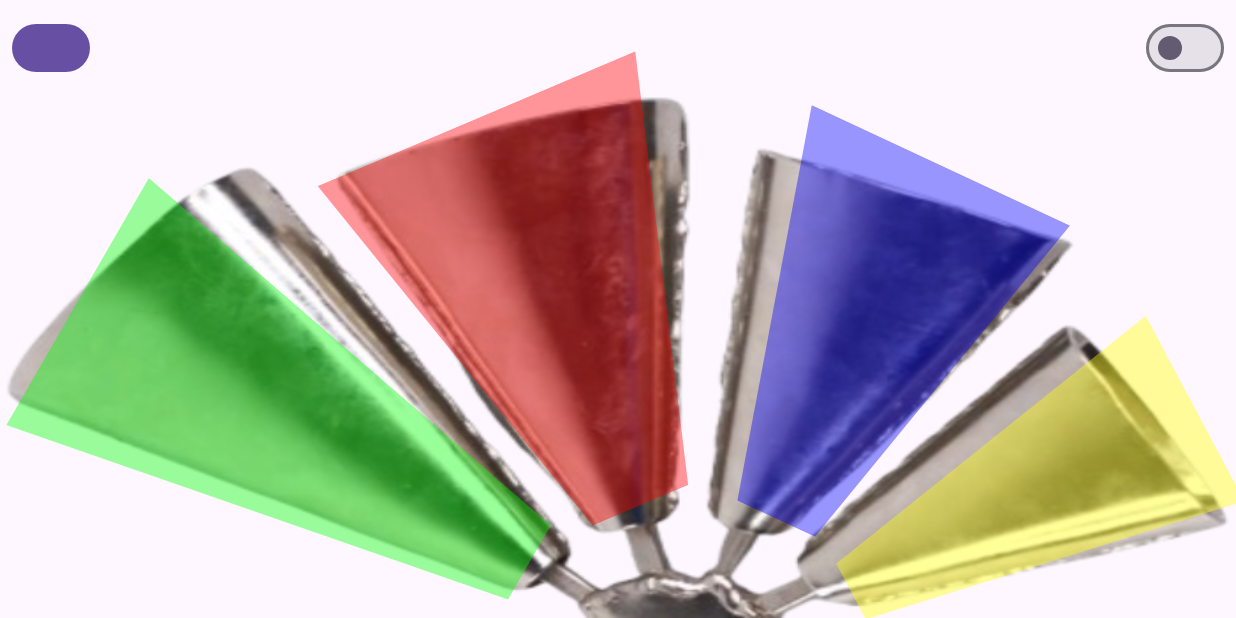
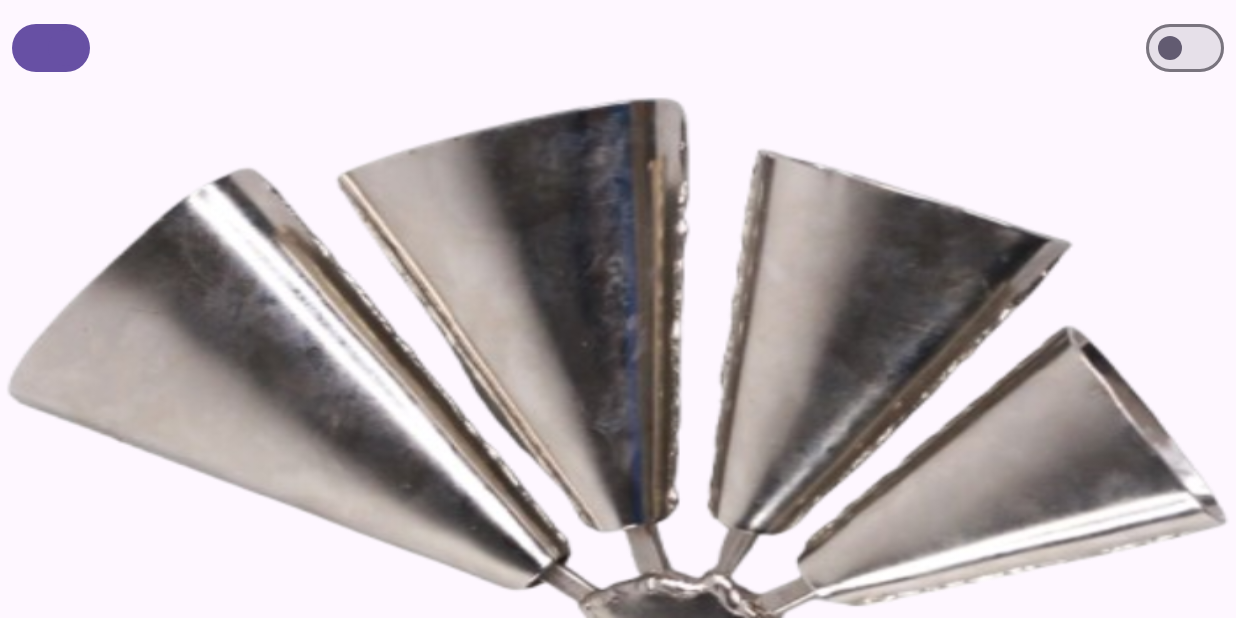
Before and after one commit to MiguellBorgess/SimuladorAgogo, an Android app built with Jetpack Compose: the screen it shows after launch (MainActivity), on a phone screen of 824 x 412 dp (held sideways). Run offline under Robolectric (Android 15) with nearby library versions, the phone set to English and light mode, and no system bars.

Commit message:
feat: Implementa toque imediato no agogô usando pointerInput

```diff
--- a/app/src/main/java/com/example/simuladoragogo/ui/screen/AgogoScreen.kt
+++ b/app/src/main/java/com/example/simuladoragogo/ui/screen/AgogoScreen.kt
@@ -28,6 +28,8 @@ import androidx.compose.ui.tooling.preview.Preview
 import androidx.compose.ui.unit.dp
 import com.example.simuladoragogo.R
 import com.example.simuladoragogo.ui.shape.FourPointTrapezoidShape
+import androidx.compose.foundation.gestures.detectTapGestures
+import androidx.compose.ui.input.pointer.pointerInput
 
 // --- TELA COM BOTÕES ---
 // A anotação `@Composable` marca esta função como um componente de UI do Jetpack Compose.
@@ -55,45 +57,44 @@ fun TelaComBotoes(
 }
 
 // --- TELA COM IMAGEM ATUALIZADA ---
+
+
+// --- TELA COM IMAGEM ATUALIZADA (COM TOQUE IMEDIATO) ---
 @Composable
 fun TelaComImagem(
     onBoca1: () -> Unit, onBoca2: () -> Unit, onBoca3: () -> Unit, onBoca4: () -> Unit
 ) {
-    // `Box` é um container que permite empilhar elementos uns sobre os outros.
-    // É perfeito para colocar as áreas de clique sobre uma imagem de fundo.
     Box(
         modifier = Modifier.fillMaxSize(),
-        contentAlignment = Alignment.Center // Define o ponto (0,0) como o centro, facilitando o `offset`.
+        contentAlignment = Alignment.Center
     ) {
-        // A imagem de fundo do agogô.
         Image(
             painter = painterResource(id = R.drawable.agogonobg),
-            contentDescription = "Agogô", // Texto para acessibilidade (leitores de tela).
+            contentDescription = "Agogô",
             modifier = Modifier.fillMaxSize(),
-            // Estica a imagem para preencher toda a tela, mesmo que distorça um pouco.
             contentScale = ContentScale.FillBounds
         )
 
-        // --- ÁREA DE CLIQUE PARA A BOCA 4 (VERDE) ---
-        // Cada boca é um `Box` invisível que será cortado no formato de trapézio.
+        // Boca 4 (verde)
         Box(
-            // `Modifier` é uma cadeia de "instruções" que modificam o `Box`. A ordem importa!
             modifier = Modifier
-                .offset(x = (-210).dp, y = (50).dp) // 1. Desloca o Box a partir do centro.
-                .rotate(120f)                       // 2. Rotaciona o Box.
-                .size(width = 190.dp, height = 350.dp) // 3. Define o tamanho da "tela de pintura" do Box.
-                .clip(FourPointTrapezoidShape(      // 4. CORTA o Box usando nossa forma customizada.
+                .offset(x = (-210).dp, y = (50).dp)
+                .rotate(120f)
+                .size(width = 190.dp, height = 350.dp)
+                .clip(FourPointTrapezoidShape(
                     topLeftXRatio = 0.35f,
                     topRightXRatio = 0.65f,
                     bottomLeftXRatio = 0.0f,
                     bottomRightXRatio = 1.0f
                 ))
-                .background(Color.Green.copy(alpha = 0.4f)) // 5. Pinta o fundo da área visível (o trapézio).
-                .clickable { onBoca4() }                   // 6. Faz com que a área visível seja clicável.
+//                .background(Color.Green.copy(alpha = 0.4f))
+                .pointerInput(Unit) {
+                    detectTapGestures(onPress = {
+                        onBoca4()
+                        tryAwaitRelease()
+                    })
+                }
         )
-
-        // As outras bocas seguem exatamente a mesma lógica, apenas com valores diferentes
-        // de posição, rotação, tamanho e, se necessário, formato do trapézio.
 
         // Boca 3 (vermelha)
         Box(
@@ -107,8 +108,13 @@ fun TelaComImagem(
                     bottomLeftXRatio = 0.0f,
                     bottomRightXRatio = 1.0f
                 ))
-                .background(Color.Red.copy(alpha = 0.4f))
-                .clickable { onBoca3() }
+//                .background(Color.Red.copy(alpha = 0.4f))
+                .pointerInput(Unit) {
+                    detectTapGestures(onPress = {
+                        onBoca3()
+                        tryAwaitRelease()
+                    })
+                }
         )
 
         // Boca 2 (azul)
@@ -123,8 +129,13 @@ fun TelaComImagem(
                     bottomLeftXRatio = 0.0f,
                     bottomRightXRatio = 1.0f
                 ))
-                .background(Color.Blue.copy(alpha = 0.4f))
-                .clickable { onBoca2() }
+//                .background(Color.Blue.copy(alpha = 0.4f))
+                .pointerInput(Unit) {
+                    detectTapGestures(onPress = {
+                        onBoca2()
+                        tryAwaitRelease()
+                    })
+                }
         )
 
         // Boca 1 (amarela)
@@ -139,8 +150,13 @@ fun TelaComImagem(
                     bottomLeftXRatio = 0.0f,
                     bottomRightXRatio = 1.0f
                 ))
-                .background(Color.Yellow.copy(alpha = 0.4f))
-                .clickable { onBoca1() }
+//                .background(Color.Yellow.copy(alpha = 0.4f))
+                .pointerInput(Unit) {
+                    detectTapGestures(onPress = {
+                        onBoca1()
+                        tryAwaitRelease()
+                    })
+                }
         )
     }
 }
--- a/app/src/main/java/com/example/simuladoragogo/ui/viewmodel/AgogoViewModel.kt
+++ b/app/src/main/java/com/example/simuladoragogo/ui/viewmodel/AgogoViewModel.kt
@@ -40,7 +40,7 @@ class AgogoViewModel(application: Application) : AndroidViewModel(application) {
         }
     }
 
-    override fun onCleared() {
+    public override fun onCleared() {
         super.onCleared()
         soundPool.release()
     }
```
Also changed, not shown: 1 other file.
